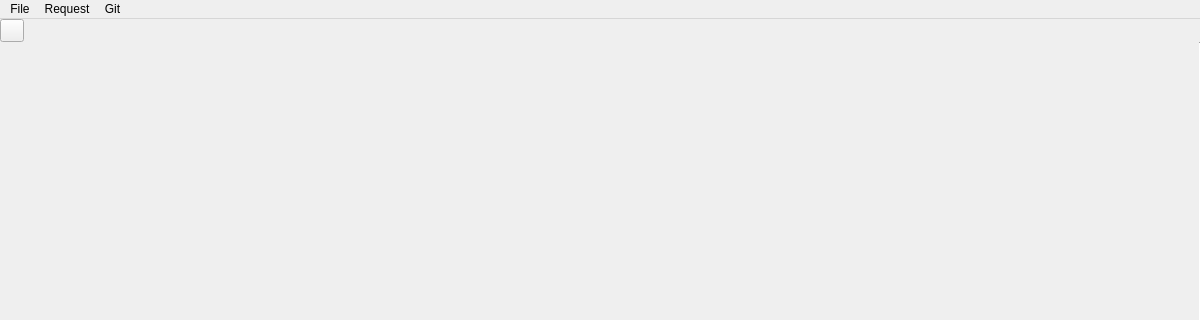
theCheeseboard/theZzz, file application/mainwindow.ui: the form before one commit; both pictures show x 0 to 1200 and y 0 to 320 of the 1200 by 800 pixel window.
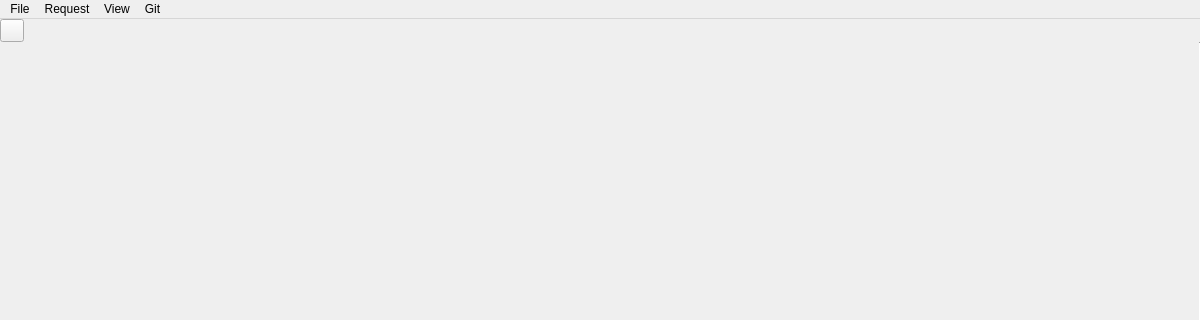
The form after the commit. Icons and pictures are not drawn. Custom widgets are drawn as their Qt base class.

```diff
--- a/application/mainwindow.ui
+++ b/application/mainwindow.ui
@@ -181,8 +181,15 @@
     </property>
     <addaction name="actionSend"/>
    </widget>
+   <widget class="QMenu" name="menuView">
+    <property name="title">
+     <string>View</string>
+    </property>
+    <addaction name="actionResponses"/>
+   </widget>
    <addaction name="menuFile"/>
    <addaction name="menuRequest"/>
+   <addaction name="menuView"/>
    <addaction name="menuGit"/>
   </widget>
   <action name="actionExit">
```
Left out of the diff: 11 changed lines with no effect on the pictures.
